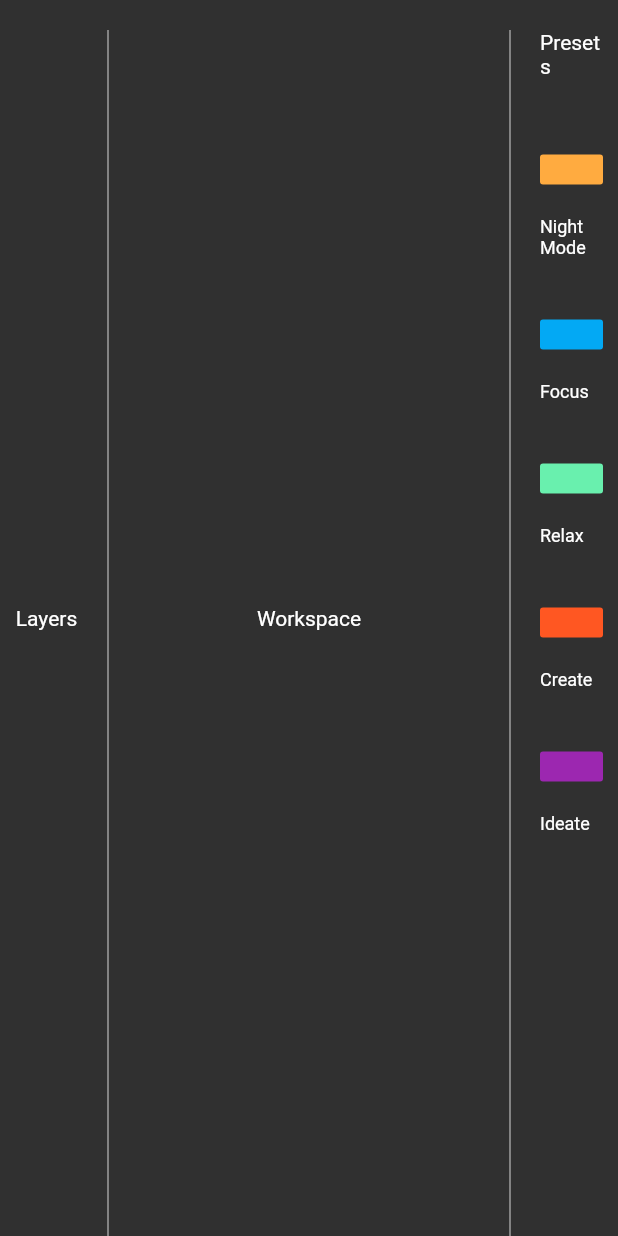
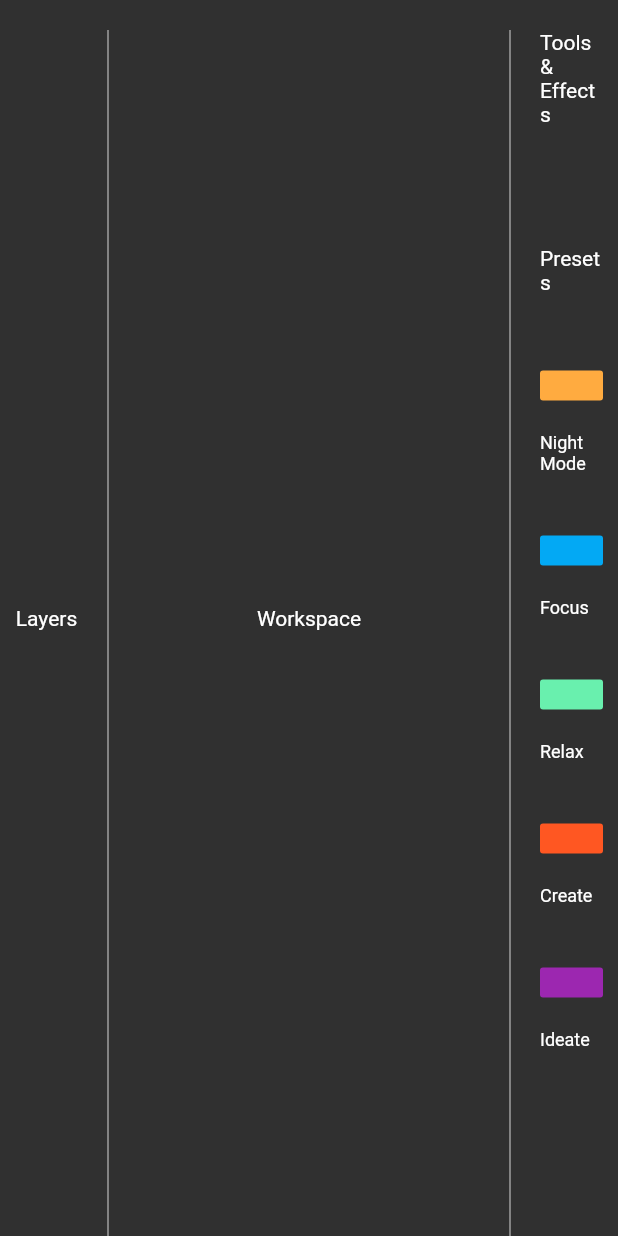
Before and after one commit to OlugbengaJ/test-hpx-app, a Flutter app: the screen it shows after launch, on a phone screen of 412 x 824 dp. Run offline on Flutter 3.47's test engine with Material 2 defaults, Android fonts, the light colour scheme and no system bars; our stand-ins replace flutter_colorpicker.

Commit message:
added color mode defgault to tool wrapper

```diff
--- a/lib/apps/z_light/tools_effects/color_mood.dart
+++ b/lib/apps/z_light/tools_effects/color_mood.dart
@@ -0,0 +1,38 @@
+import 'package:flutter/material.dart';
+import 'package:flutter/src/widgets/basic.dart';
+import 'package:flutter/src/widgets/framework.dart';
+import 'package:hpx/widgets/components/color_picker.dart';
+
+class Color_Mood extends StatefulWidget {
+  @override
+  State<Color_Mood> createState() => _Color_MoodState();
+}
+
+class _Color_MoodState extends State<Color_Mood> {
+  @override
+  Widget build(BuildContext context) {
+    return Container(
+        margin:
+            EdgeInsets.only(left: 10.0, top: 20.0, right: 10.0, bottom: 20.0),
+        child: Column(
+          crossAxisAlignment: CrossAxisAlignment.stretch,
+          children: [
+            Text("Tools & Effects", textAlign: TextAlign.left),
+            Container(
+              margin: EdgeInsets.only(top: 20.0, bottom: 20.0),
+              child: Column(
+                crossAxisAlignment: CrossAxisAlignment.stretch,
+                // children: [
+                //   Color_Picker(
+                //       title: 'Night Mode', color: Colors.orangeAccent),
+                //   Color_Picker(title: 'Focus', color: Colors.lightBlue),
+                //   Color_Picker(title: 'Relax', color: Colors.greenAccent),
+                //   Color_Picker(title: 'Create', color: Colors.deepOrange),
+                //   Color_Picker(title: 'Ideate', color: Colors.purple),
+                // ]
+              ),
+            ),
+          ],
+        ));
+  }
+}
--- a/lib/apps/z_light/tools_effects/tools_effects_wrapper.dart
+++ b/lib/apps/z_light/tools_effects/tools_effects_wrapper.dart
@@ -1,4 +1,5 @@
 import 'package:flutter/material.dart';
+import 'package:hpx/apps/z_light/tools_effects/color_mood.dart';
 import 'package:hpx/apps/z_light/tools_effects/color_preset.dart';
 
 class Tools_Effects_Wrapper extends StatefulWidget {
@@ -13,7 +14,7 @@ class _Tools_Effects_WrapperState extends State<Tools_Effects_Wrapper> {
   Widget build(BuildContext context) {
     return Scaffold(
       body: SafeArea(
-        child: Color_Preset(),
+        child: Column(children: [Color_Mood(), Color_Preset()]),
       ),
     );
   }
```
